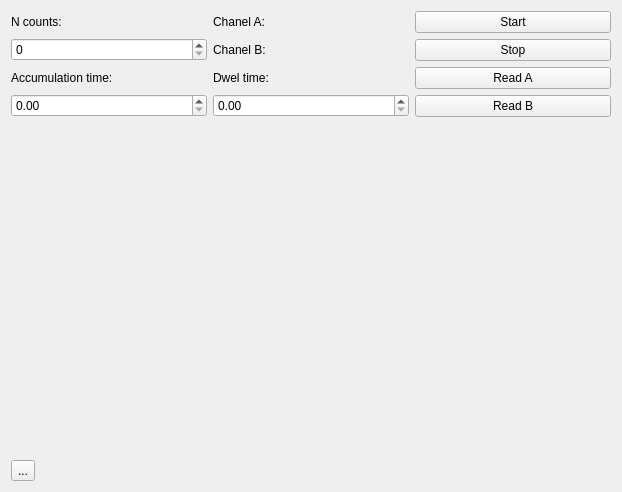
kkucc/sr400, file main.ui: the form before one commit.
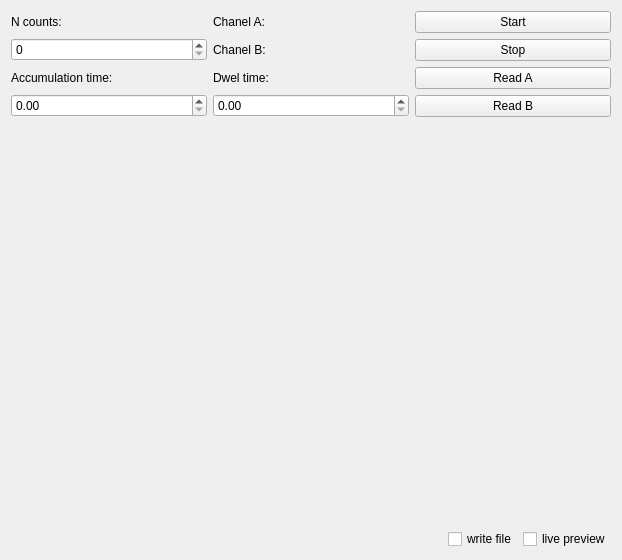
The form after the commit.

Commit message: Qt base frame

```diff
--- a/main.ui
+++ b/main.ui
@@ -125,17 +125,44 @@
      <property name="minimumSize">
       <size>
        <width>600</width>
-       <height>0</height>
+       <height>400</height>
       </size>
      </property>
     </widget>
    </item>
    <item>
-    <widget class="QToolButton" name="toolButton">
-     <property name="text">
-      <string>...</string>
+    <layout class="QHBoxLayout" name="horizontalLayout">
+     <property name="sizeConstraint">
+      <enum>QLayout::SizeConstraint::SetMaximumSize</enum>
      </property>
-    </widget>
+     <item>
+      <spacer name="horizontalSpacer">
+       <property name="orientation">
+        <enum>Qt::Orientation::Horizontal</enum>
+       </property>
+       <property name="sizeHint" stdset="0">
+        <size>
+         <width>40</width>
+         <height>20</height>
+        </size>
+       </property>
+      </spacer>
+     </item>
+     <item>
+      <widget class="QCheckBox" name="File">
+       <property name="text">
+        <string>write file</string>
+       </property>
+      </widget>
+     </item>
+     <item>
+      <widget class="QCheckBox" name="live_preview">
+       <property name="text">
+        <string>live preview</string>
+       </property>
+      </widget>
+     </item>
+    </layout>
    </item>
   </layout>
  </widget>
```
